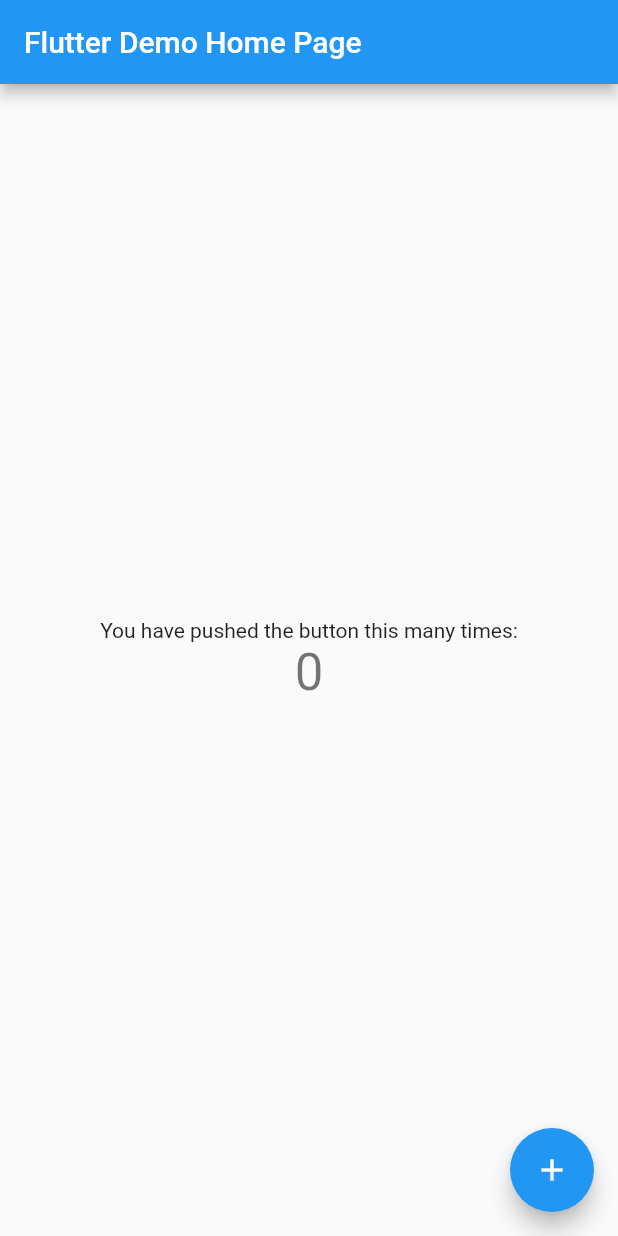
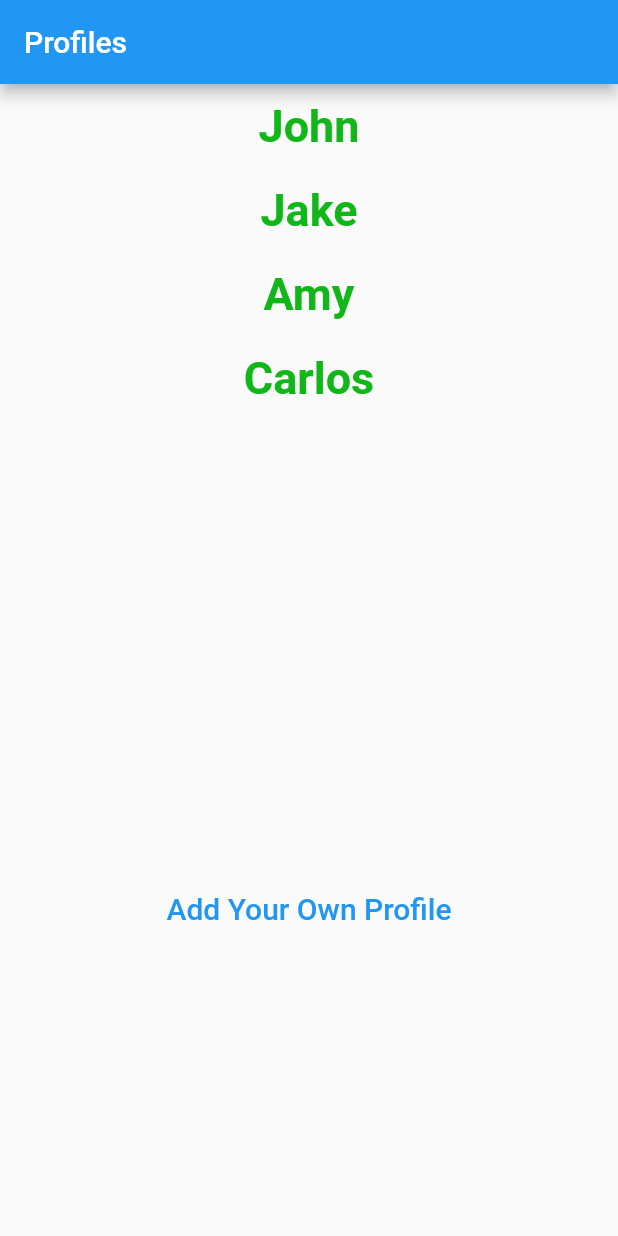
Before and after one commit to chizy7/Card-io, a Flutter app: the screen it shows after launch, on a phone screen of 412 x 824 dp. Run offline on Flutter 3.47's test engine with Material 2 defaults, Android fonts, the phone set to English and light mode, and no system bars.

Commit message:
Created the profiles screen that comes after user signs up for the first time

```diff
--- a/my_app/lib/main.dart
+++ b/my_app/lib/main.dart
@@ -1,4 +1,9 @@
+// Copyright 2018 The Flutter team. All rights reserved.
+// Use of this source code is governed by a BSD-style license that can be
+// found in the LICENSE file.
+
 import 'package:flutter/material.dart';
+import './profiles.dart';
 
 void main() {
   runApp(const MyApp());
@@ -7,109 +12,50 @@ void main() {
 class MyApp extends StatelessWidget {
   const MyApp({super.key});
 
-  // This widget is the root of your application.
   @override
   Widget build(BuildContext context) {
     return MaterialApp(
-      title: 'Flutter Demo',
-      theme: ThemeData(
-        // This is the theme of your application.
-        //
-        // Try running your application with "flutter run". You'll see the
-        // application has a blue toolbar. Then, without quitting the app, try
-        // changing the primarySwatch below to Colors.green and then invoke
-        // "hot reload" (press "r" in the console where you ran "flutter run",
-        // or simply save your changes to "hot reload" in a Flutter IDE).
-        // Notice that the counter didn't reset back to zero; the application
-        // is not restarted.
-        primarySwatch: Colors.blue,
+      title: 'Welcome to Flutter',
+      home: Scaffold(
+        appBar: AppBar(
+          title: const Text('Profiles'),
+        ),
+        body: Profiles(),
       ),
-      home: const MyHomePage(title: 'Flutter Demo Home Page'),
     );
   }
 }
 
-class MyHomePage extends StatefulWidget {
-  const MyHomePage({super.key, required this.title});
+// class Profiles extends StatefulWidget {
+//     const Profiles({super.key});
 
-  // This widget is the home page of your application. It is stateful, meaning
-  // that it has a State object (defined below) that contains fields that affect
-  // how it looks.
+//     @override
+//     State<Profiles> createState() => _ProfileState();
+//   }
 
-  // This class is the configuration for the state. It holds the values (in this
-  // case the title) provided by the parent (in this case the App widget) and
-  // used by the build method of the State. Fields in a Widget subclass are
-  // always marked "final".
-
-  final String title;
-
-  @override
-  State<MyHomePage> createState() => _MyHomePageState();
-}
-
-class _MyHomePageState extends State<MyHomePage> {
-  int _counter = 0;
-
-  void _incrementCounter() {
-    setState(() {
-      // This call to setState tells the Flutter framework that something has
-      // changed in this State, which causes it to rerun the build method below
-      // so that the display can reflect the updated values. If we changed
-      // _counter without calling setState(), then the build method would not be
-      // called again, and so nothing would appear to happen.
-      _counter++;
-    });
-  }
-
-  @override
-  Widget build(BuildContext context) {
-    // This method is rerun every time setState is called, for instance as done
-    // by the _incrementCounter method above.
-    //
-    // The Flutter framework has been optimized to make rerunning build methods
-    // fast, so that you can just rebuild anything that needs updating rather
-    // than having to individually change instances of widgets.
-    return Scaffold(
-      appBar: AppBar(
-        // Here we take the value from the MyHomePage object that was created by
-        // the App.build method, and use it to set our appbar title.
-        title: Text(widget.title),
-      ),
-      body: Center(
-        // Center is a layout widget. It takes a single child and positions it
-        // in the middle of the parent.
-        child: Column(
-          // Column is also a layout widget. It takes a list of children and
-          // arranges them vertically. By default, it sizes itself to fit its
-          // children horizontally, and tries to be as tall as its parent.
-          //
-          // Invoke "debug painting" (press "p" in the console, choose the
-          // "Toggle Debug Paint" action from the Flutter Inspector in Android
-          // Studio, or the "Toggle Debug Paint" command in Visual Studio Code)
-          // to see the wireframe for each widget.
-          //
-          // Column has various properties to control how it sizes itself and
-          // how it positions its children. Here we use mainAxisAlignment to
-          // center the children vertically; the main axis here is the vertical
-          // axis because Columns are vertical (the cross axis would be
-          // horizontal).
-          mainAxisAlignment: MainAxisAlignment.center,
-          children: <Widget>[
-            const Text(
-              'You have pushed the button this many times:',
-            ),
-            Text(
-              '$_counter',
-              style: Theme.of(context).textTheme.headline4,
-            ),
-          ],
-        ),
-      ),
-      floatingActionButton: FloatingActionButton(
-        onPressed: _incrementCounter,
-        tooltip: 'Increment',
-        child: const Icon(Icons.add),
-      ), // This trailing comma makes auto-formatting nicer for build methods.
-    );
-  }
-}
+//   class _ProfileState extends State<Profiles> {
+//     @override
+//     Widget build(BuildContext context) {
+//       final List<String> words = ["John", "Jake", "Amy", "Carlos"];
+//       return ListView(
+//         children: words.map((data) =>ListTile(
+//           title: Align(
+//             alignment: Alignment.center,
+//             child: Text(data,
+//                       style: TextStyle(
+//                       fontWeight: FontWeight.bold,
+//                       fontSize: 30,
+//                       color: Color(0xff11b719)))
+//           ),
+//           onTap: () => ScaffoldMessenger.of(context).showSnackBar(SnackBar(
+//             content: Text("$data",
+//                           style: TextStyle(
+//                           fontWeight: FontWeight.bold,
+//                           fontSize: 14,
+//                           color: Color(0xff11b719))),
+//             duration: Duration(seconds: 2)
+//           )),
+//         )).toList(),
+//       );
+//     }
+//   }
--- /dev/null
+++ b/my_app/lib/profiles.dart
@@ -0,0 +1,59 @@
+import 'package:flutter/material.dart';
+
+
+class Profiles extends StatefulWidget {
+    const Profiles({super.key});
+
+    @override
+    State<Profiles> createState() => _ProfileState();
+  }
+
+  class _ProfileState extends State<Profiles> {
+    @override
+    Widget build(BuildContext context) {
+      final List<String> words = ["John", "Jake", "Amy", "Carlos"];
+      return Scaffold(
+        body: Column(
+        children: [
+            Container(
+            height: 500,
+            width: 500,
+            child: ListView(
+        children: words.map((data) =>ListTile(
+          title: Align(
+            alignment: Alignment.center,
+            child: Text(data,
+                      style: TextStyle(
+                      fontWeight: FontWeight.bold,
+                      fontSize: 30,
+                      color: Color(0xff11b719)))
+          ),
+          onTap: () => ScaffoldMessenger.of(context).showSnackBar(SnackBar(
+            content: Text("$data",
+                          style: TextStyle(
+                          fontWeight: FontWeight.bold,
+                          fontSize: 14,
+                          color: Color(0xff11b719))),
+            duration: Duration(seconds: 2)
+          )),
+        )).toList(),
+
+        )),
+        Container(
+            height: 100,
+            width: 500,
+            child: TextButton(
+                style: ButtonStyle(
+                    foregroundColor: MaterialStateProperty.all<Color>(Colors.blue),
+                ),
+                onPressed: () { },
+                child: Text('Add Your Own Profile',
+                        style: TextStyle(
+                            fontSize: 20,
+                        ),
+                    ),
+                ),
+        ),
+      ]));
+    }
+  }
```
